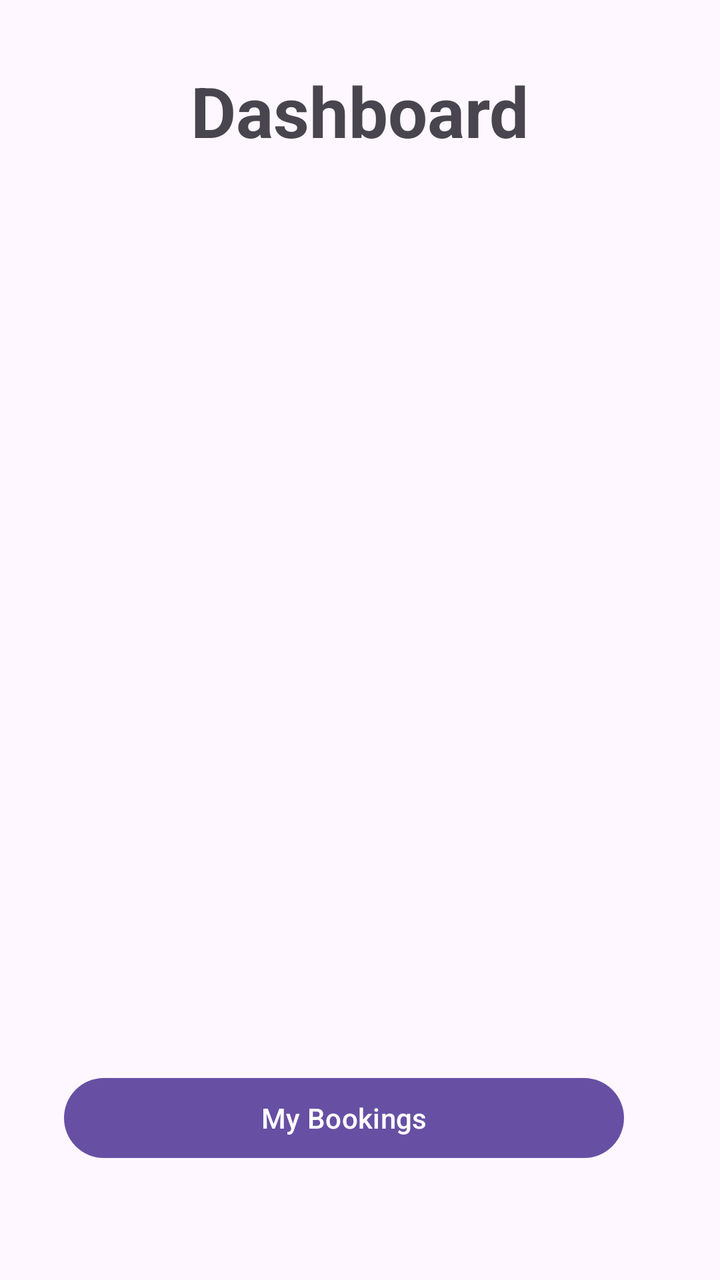
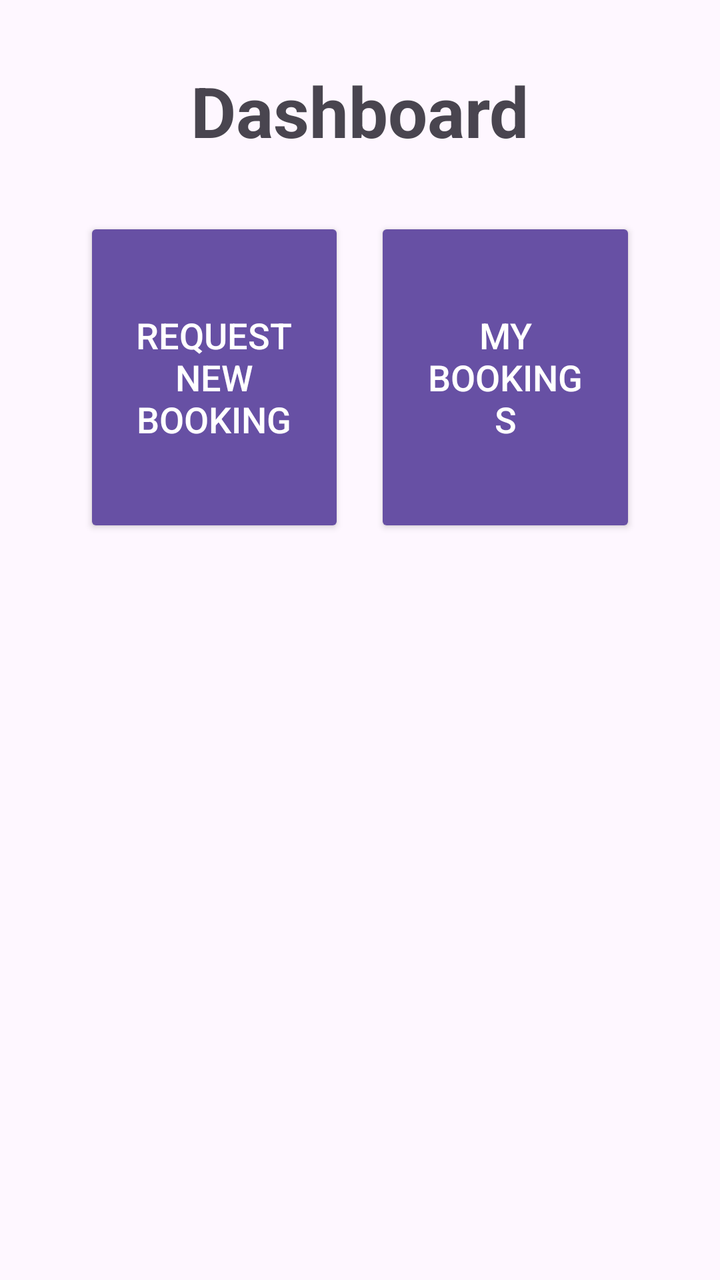

The first picture is an Android layout as it rendered before a commit; the second is the same layout after the commit. The layout source and the unified diff follow.
<!-- AndroidManifest.xml: application theme Theme.Comp2000Assesment1 -->
<!-- res/layout/activity_dashboard.xml -->
<?xml version="1.0" encoding="utf-8"?>
<LinearLayout xmlns:android = "http://schemas.android.com/apk/res/android"
    xmlns:tools="http://schemas.android.com/tools"
    android:id="@+id/main"
    android:layout_width="match_parent"
    android:layout_height="match_parent"
    android:orientation="vertical"
    android:gravity="top"
    android:padding="32dp">

    <TextView
        android:id="@+id/txtDash"
        android:layout_width="wrap_content"
        android:layout_height="wrap_content"
        android:layout_gravity="center"
        android:text="@string/dashboard"
        android:textSize="35sp"
        android:textStyle="bold"
        android:layout_marginBottom="20dp"/>

    <Button
        android:id="@+id/btnBooking"
        android:layout_width="0dp"
        android:layout_height="0dp"
        android:layout_weight="1"
        android:focusable="true"
        android:text="@string/request_new_booking"
        android:layout_marginBottom="25dp"
        android:gravity="center"
        android:clickable="true"
        tools:ignore="ExtraText" />

    <Button
        android:id="@+id/btnMyBookings"
        android:layout_width="280dp"
        android:layout_height="wrap_content"
        android:focusable="true"
        android:text="@string/my_bookings"
        android:layout_marginBottom="25dp"
        android:gravity="center"
        android:clickable="true"/>




</LinearLayout>
<!-- resources referenced by this layout -->
<resources>
  <string name="dashboard">Dashboard</string>
  <string name="my_bookings">My Bookings</string>
  <string name="request_new_booking">Request New Booking</string>
  <style name="Theme.Comp2000Assesment1" parent="Base.Theme.Comp2000Assesment1" />
  <style name="Base.Theme.Comp2000Assesment1" parent="Theme.Material3.DayNight.NoActionBar">
          
          
      </style>
</resources>

<!-- the commit's change to res/layout/activity_dashboard.xml (unified diff, before → after) -->
@@ -1,46 +1,53 @@
 <?xml version="1.0" encoding="utf-8"?>
-<LinearLayout xmlns:android = "http://schemas.android.com/apk/res/android"
+<LinearLayout xmlns:android="http://schemas.android.com/apk/res/android"
     xmlns:tools="http://schemas.android.com/tools"
     android:id="@+id/main"
     android:layout_width="match_parent"
     android:layout_height="match_parent"
+    android:gravity="top"
     android:orientation="vertical"
-    android:gravity="top"
-    android:padding="32dp">
+    android:padding="32dp"
+    android:visibility="visible">
 
     <TextView
         android:id="@+id/txtDash"
         android:layout_width="wrap_content"
         android:layout_height="wrap_content"
         android:layout_gravity="center"
+        android:layout_marginBottom="20dp"
         android:text="@string/dashboard"
         android:textSize="35sp"
-        android:textStyle="bold"
-        android:layout_marginBottom="20dp"/>
+        android:textStyle="bold" />
 
-    <Button
-        android:id="@+id/btnBooking"
-        android:layout_width="0dp"
-        android:layout_height="0dp"
-        android:layout_weight="1"
-        android:focusable="true"
-        android:text="@string/request_new_booking"
-        android:layout_marginBottom="25dp"
+    <LinearLayout
+        style="?android:attr/buttonBarStyle"
+        android:layout_width="match_parent"
+        android:layout_height="180dp"
         android:gravity="center"
-        android:clickable="true"
-        tools:ignore="ExtraText" />
+        android:orientation="horizontal"
+        android:padding="10dp">
 
-    <Button
-        android:id="@+id/btnMyBookings"
-        android:layout_width="280dp"
-        android:layout_height="wrap_content"
-        android:focusable="true"
-        android:text="@string/my_bookings"
-        android:layout_marginBottom="25dp"
-        android:gravity="center"
-        android:clickable="true"/>
+        <Button
+            android:id="@+id/btnBooking"
+            style="@style/Widget.AppCompat.Button"
+            android:layout_width="0dp"
+            android:layout_height="match_parent"
+            android:layout_weight="1"
+            android:focusable="true"
+            android:text="@string/request_new_booking"
+            android:textSize="18sp" />
 
+        <Button
+            android:id="@+id/btnMyBookings"
+            style="@style/Widget.AppCompat.Button"
+            android:layout_width="0dp"
+            android:layout_height="match_parent"
+            android:layout_marginStart="15dp"
+            android:layout_weight="1"
+            android:text="@string/my_bookings"
+            android:textSize="18sp" />
 
+    </LinearLayout>
 
 
 </LinearLayout>
